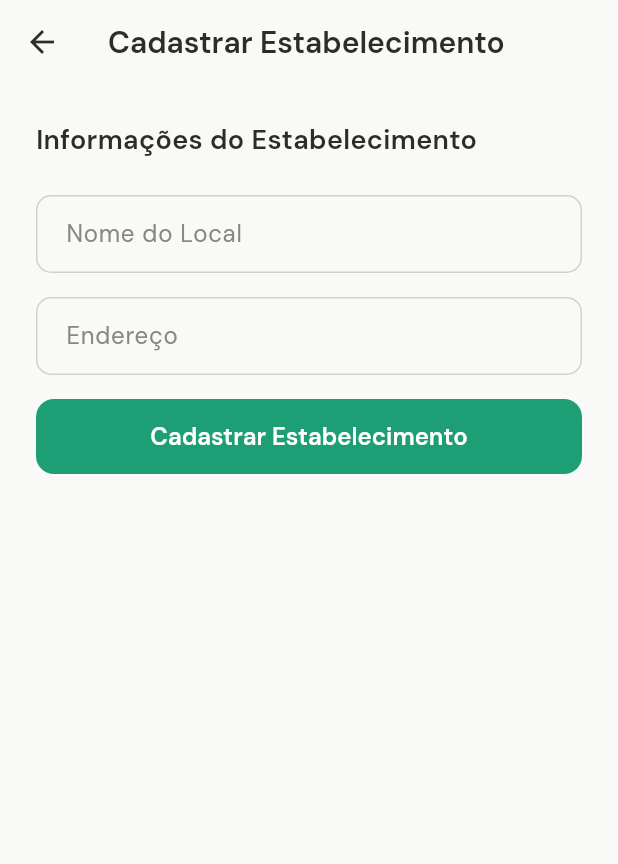
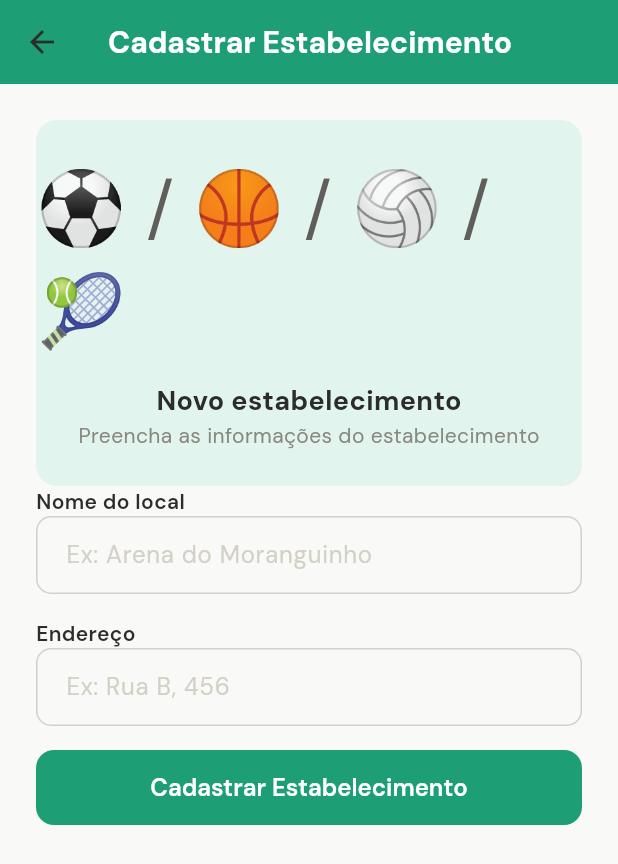
Before and after one commit to gabadias1/matchupsports_yes, a Flutter app: the CriarEstabelecimentoScreen screen opened by its route, on a phone screen of 412 x 824 dp. Shown: the top 864 px of the screen. Run offline on Flutter 3.47's test engine with Material 3 defaults, Android fonts, the phone set to English and light mode, and no system bars; our stand-ins replace dio, go_router, google_fonts, shared_preferences; accounts and stored records are empty.

Commit message:
Correcoes visuais (cadastro de estabelecimento e voltar para a home no de quadra

```diff
--- a/frontend/lib/screens/criar_estabelecimento_screen.dart
+++ b/frontend/lib/screens/criar_estabelecimento_screen.dart
@@ -88,13 +88,13 @@ class _CriarEstabelecimentoScreenState extends State<CriarEstabelecimentoScreen>
           'Cadastrar Estabelecimento',
           style: GoogleFonts.dmSans(
             fontSize: 20,
-            fontWeight: FontWeight.w600,
-            color: AppColors.dark,
+            fontWeight: FontWeight.w700,
+            color: AppColors.white,
           ),
         ),
-        backgroundColor: AppColors.surface,
+        backgroundColor: AppColors.primary,
         elevation: 0,
-        iconTheme: const IconThemeData(color: AppColors.dark),
+        centerTitle: true,
       ),
       body: SingleChildScrollView(
         padding: const EdgeInsets.all(24.0),
@@ -103,24 +103,56 @@ class _CriarEstabelecimentoScreenState extends State<CriarEstabelecimentoScreen>
           child: Column(
             crossAxisAlignment: CrossAxisAlignment.start,
             children: [
+
+              Container(
+                width: double.infinity,
+                padding: const EdgeInsets.symmetric(vertical: 24),
+                decoration: BoxDecoration(
+                  color: AppColors.primaryLight,
+                  borderRadius: BorderRadius.circular(14)
+                ),
+                child: Column(
+                  children: [
+                    Text(
+                      '⚽ / 🏀 / 🏐 / 🎾',
+                      style: GoogleFonts.dmSans(fontSize: 48),
+                    ),
+                    const SizedBox(height: 12),
+                    Text(
+                      'Novo estabelecimento',
+                      style: GoogleFonts.dmSans(
+                        fontSize: 18,
+                        fontWeight: FontWeight.w700,
+                        color: AppColors.dark,
+                      ),
+                    ),
+                    Text(
+                      'Preencha as informações do estabelecimento',
+                      style: GoogleFonts.dmSans(
+                        fontSize: 14,
+                        color: AppColors.gray,
+                      ),
+                    )
+                  ],
+                ),
+              ),
+              // Nome Local
               Text(
-                'Informações do Estabelecimento',
+                'Nome do local',
                 style: GoogleFonts.dmSans(
-                  fontSize: 18,
+                  fontSize: 14,
                   fontWeight: FontWeight.w600,
                   color: AppColors.dark,
                 ),
               ),
-              const SizedBox(height: 24),
-
-              // Nome Local
               TextFormField(
                 controller: _nomeLocalController,
                 decoration: InputDecoration(
-                  labelText: 'Nome do Local',
                   hintText: 'Ex: Arena do Moranguinho',
+                  hintStyle: GoogleFonts.dmSans(color: AppColors.grayLight),
                   border: OutlineInputBorder(
-                    borderRadius: BorderRadius.circular(12),
+                    borderRadius: BorderRadius.circular(10),
+                    borderSide: const BorderSide(color: AppColors.grayLight),
                   ),
                   filled: true,
                   fillColor: AppColors.surface,
@@ -135,10 +167,17 @@ class _CriarEstabelecimentoScreenState extends State<CriarEstabelecimentoScreen>
               const SizedBox(height: 16),
 
               // Endereço
+              Text(
+                'Endereço',
+                style: GoogleFonts.dmSans(
+                  fontSize: 14,
+                  fontWeight: FontWeight.w600,
+                  color: AppColors.dark,
+                ),
+              ),
               TextFormField(
                 controller: _enderecoController,
                 decoration: InputDecoration(
-                  labelText: 'Endereço',
                   hintText: 'Ex: Rua B, 456',
                   border: OutlineInputBorder(
                     borderRadius: BorderRadius.circular(12),
--- a/frontend/lib/screens/criar_quadra_screen.dart
+++ b/frontend/lib/screens/criar_quadra_screen.dart
@@ -1,6 +1,8 @@
 import 'package:flutter/material.dart';
 import 'package:go_router/go_router.dart';
 import 'package:google_fonts/google_fonts.dart';
+import 'package:match_up_sports/routes/app_router.dart';
+import 'package:go_router/go_router.dart';
 import 'package:match_up_sports/services/quadra_service.dart';
 import 'package:match_up_sports/theme/app_theme.dart';
 
@@ -107,10 +109,11 @@ class _CriarQuadraScreenState extends State<CriarQuadraScreen> {
   Widget build(BuildContext context) {
     return Scaffold(
       appBar: AppBar(
+        //Adicionando forma de voltar para a tela inicial
         leading: IconButton(
           icon: const Icon(Icons.arrow_back, color: AppColors.dark),
-          onPressed: () => context.pop(),
-        ),
+          onPressed: () => context.go(AppRoutes.home),
+          ),
         title: Text(
           'Cadastrar Quadra',
           style: GoogleFonts.dmSans(
```
